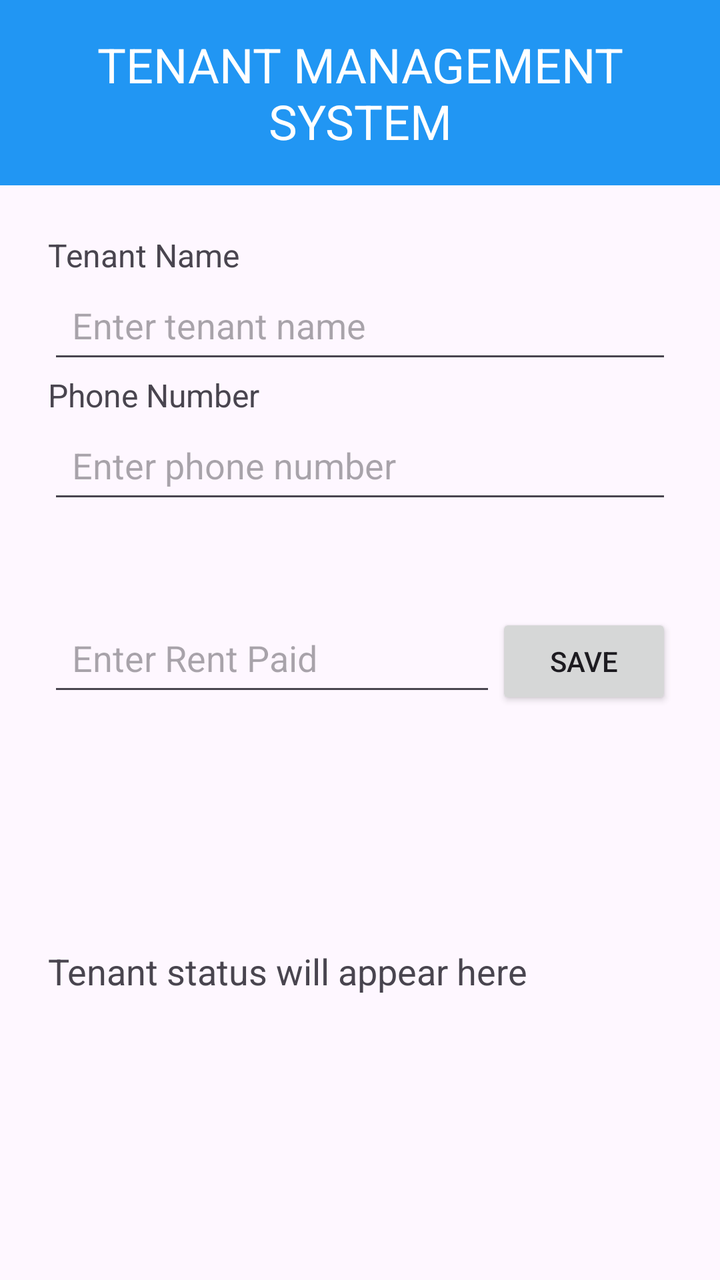
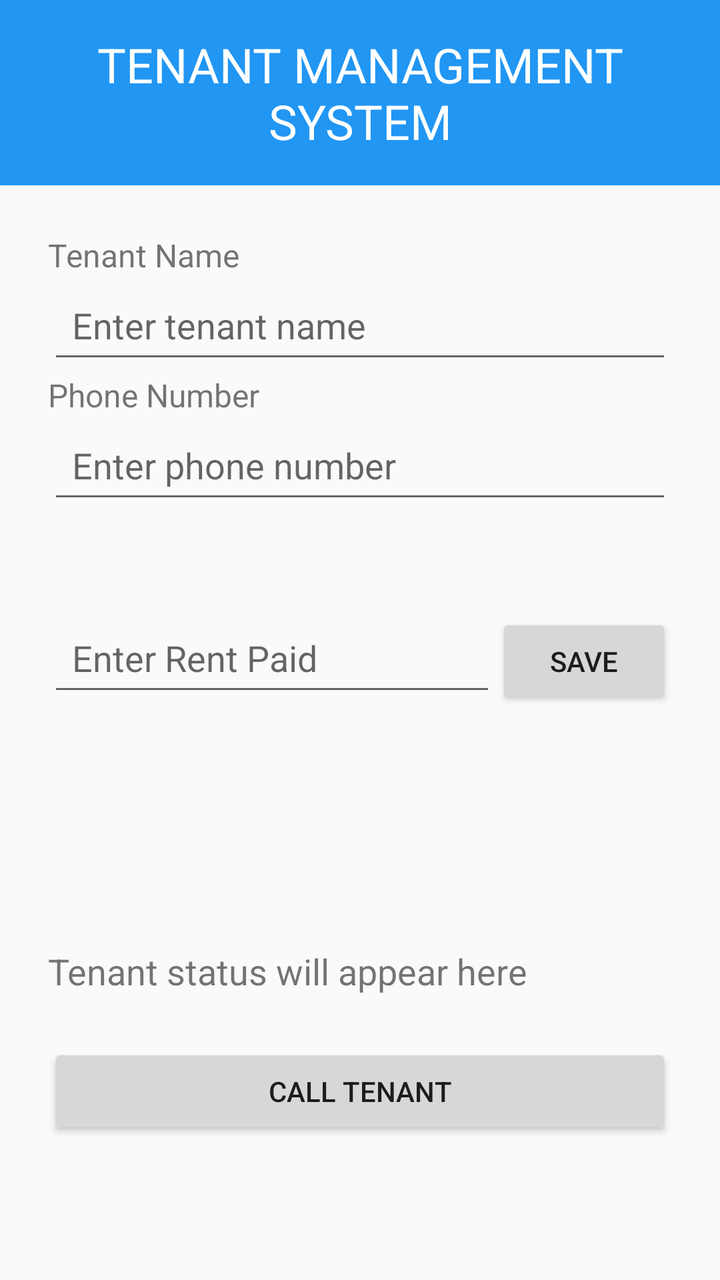

Compare the two renders of this Android layout. The source of the first and the diff that turns it into the second are given below.
<!-- AndroidManifest.xml: application theme Theme.TenantManagmentSystem -->
<!-- res/layout/activity_main.xml -->
<?xml version="1.0" encoding="utf-8"?>
<layout xmlns:android="http://schemas.android.com/apk/res/android">

    <data>
        <variable
            name="tenant"
            type="com.example.tenantmanagmentsystem.Tenant" />
    </data>

    <LinearLayout
        android:layout_width="match_parent"
        android:layout_height="match_parent"
        android:orientation="vertical">

        
        <TextView
            android:layout_width="match_parent"
            android:layout_height="wrap_content"
            android:background="#2196F3"
            android:gravity="center"
            android:text="TENANT MANAGEMENT SYSTEM"
            android:textSize="24sp"
            android:textColor="#FFFFFF"
            android:padding="16dp" />

        
        <LinearLayout
            android:layout_width="match_parent"
            android:layout_height="wrap_content"
            android:orientation="vertical"
            android:padding="24dp">

            <TextView
                android:layout_width="match_parent"
                android:layout_height="wrap_content"
                android:text="Tenant Name"
                android:textSize="16sp" />

            <EditText
                android:id="@+id/tenantNameEditText"
                android:layout_width="match_parent"
                android:layout_height="wrap_content"
                android:minHeight="48dp"
                android:hint="Enter tenant name"
                android:padding="12dp" />

            <TextView
                android:layout_width="match_parent"
                android:layout_height="wrap_content"
                android:text="Phone Number"
                android:textSize="16sp" />

            <EditText
                android:id="@+id/phoneEditText"
                android:layout_width="match_parent"
                android:layout_height="wrap_content"
                android:minHeight="48dp"
                android:hint="Enter phone number"
                android:inputType="phone"
                android:padding="12dp" />

        </LinearLayout>

        
        <LinearLayout
            android:layout_width="match_parent"
            android:layout_height="wrap_content"
            android:orientation="horizontal"
            android:padding="24dp">

            
            <EditText
                android:id="@+id/rentEditText"
                android:layout_width="0dp"
                android:layout_height="wrap_content"
                android:layout_weight="1"
                android:minHeight="48dp"
                android:hint="Enter Rent Paid"
                android:padding="12dp" />

            
            <Button
                android:id="@+id/saveButton"
                android:layout_width="wrap_content"
                android:layout_height="wrap_content"
                android:text="SAVE"
                android:padding="10dp" />

        </LinearLayout>

        
        <TextView
            android:id="@+id/tenantResultTextView"
            android:layout_width="match_parent"
            android:layout_height="wrap_content"
            android:padding="24dp"
            android:text="@{tenant.summary()}"
            android:textSize="18sp" />
        <TextView
            android:id="@+id/tenantStatusTextView"
            android:layout_width="match_parent"
            android:layout_height="wrap_content"
            android:padding="24dp"
            android:text="Tenant status will appear here"
            android:textSize="18sp" />
    </LinearLayout>

</layout>
<!-- resources referenced by this layout -->
<resources>
  <style name="Theme.TenantManagmentSystem" parent="Base.Theme.TenantManagmentSystem" />
  <style name="Base.Theme.TenantManagmentSystem" parent="Theme.Material3.DayNight.NoActionBar">
          
          
      </style>
</resources>

<!-- the commit's change to res/layout/activity_main.xml (unified diff, before → after) -->
@@ -103,6 +103,15 @@
             android:padding="24dp"
             android:text="Tenant status will appear here"
             android:textSize="18sp" />
+        <Button
+            android:id="@+id/callButton"
+            android:layout_width="match_parent"
+            android:layout_height="wrap_content"
+            android:text="CALL TENANT"
+            android:layout_marginStart="24dp"
+            android:layout_marginEnd="24dp"
+            android:layout_marginBottom="16dp" />
+
     </LinearLayout>
 
 </layout>
<!-- resource entries referenced after the edit -->
@@ -1,9 +1,7 @@
 <!-- resources referenced by this layout -->
 <resources>
   <style name="Theme.TenantManagmentSystem" parent="Base.Theme.TenantManagmentSystem" />
-  <style name="Base.Theme.TenantManagmentSystem" parent="Theme.Material3.DayNight.NoActionBar">
-          
-          
+  <style name="Base.Theme.TenantManagmentSystem" parent="Theme.AppCompat.DayNight.NoActionBar">
       </style>
 </resources>
 
